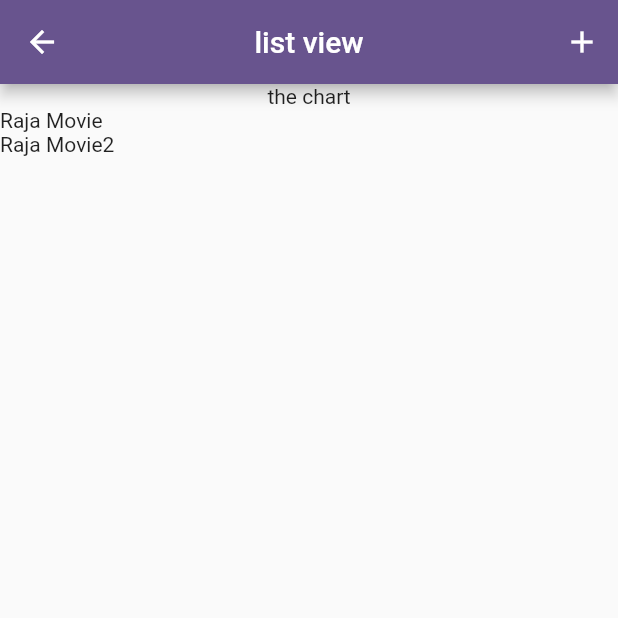
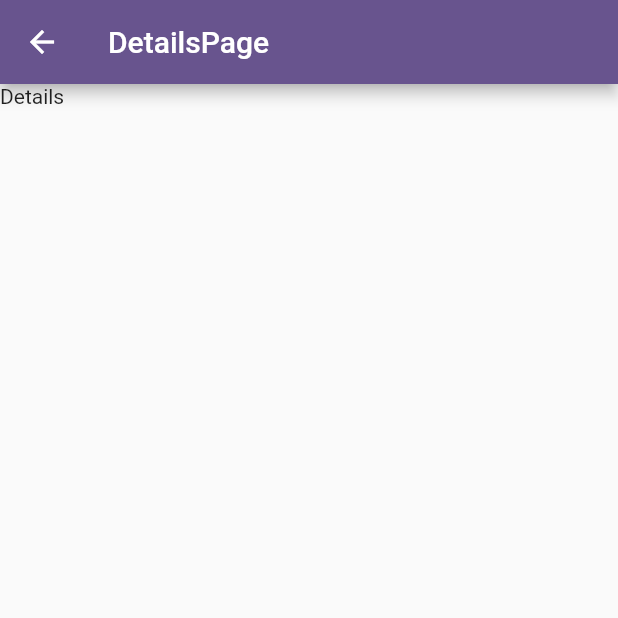
Before and after one commit to raja226/Flutter_ListView, a Flutter app: the screen it shows after launch, after a tap on the "add" icon, on a phone screen of 412 x 824 dp, the top half of it. Run offline on Flutter 3.47's test engine with Material 2 defaults, Android fonts, the phone set to English and light mode, and no system bars.

Commit message:
details page

```diff
--- /dev/null
+++ b/lib/detailsPage.dart
@@ -0,0 +1,18 @@
+import 'package:flutter/material.dart';
+
+class DetailsPage extends StatelessWidget
+{
+  const DetailsPage({super.key});
+  @override Widget build(BuildContext context) {
+return Scaffold(
+  appBar: AppBar(title: const Text('DetailsPage')),
+  body: const Column(
+    children: [
+      Text("Details"),
+    ],
+  ),
+);
+
+
+  }
+}
--- a/lib/expeses.dart
+++ b/lib/expeses.dart
@@ -1,4 +1,5 @@
 import 'package:flutter/material.dart';
+import 'package:quizapp/detailsPage.dart';
 import 'package:quizapp/expeseslist.dart';
 import 'package:quizapp/models/expense.dart';
 
@@ -30,7 +31,13 @@ class _ExpesesState extends State<Expeses> {
         title: const Text('list view')
         ,centerTitle: true,
         leading: IconButton(onPressed: (){}, icon: const Icon(Icons.arrow_back)),
-        actions: [IconButton(onPressed: (){}, icon: const Icon(Icons.add))]
+        actions: [IconButton(onPressed: (){
+          Navigator.push(context, MaterialPageRoute(builder: (context)=> const DetailsPage()));
+
+        },
+        icon: const Icon(Icons.add)
+        )
+        ]
         ),
         body: Column(
       children: [
```
